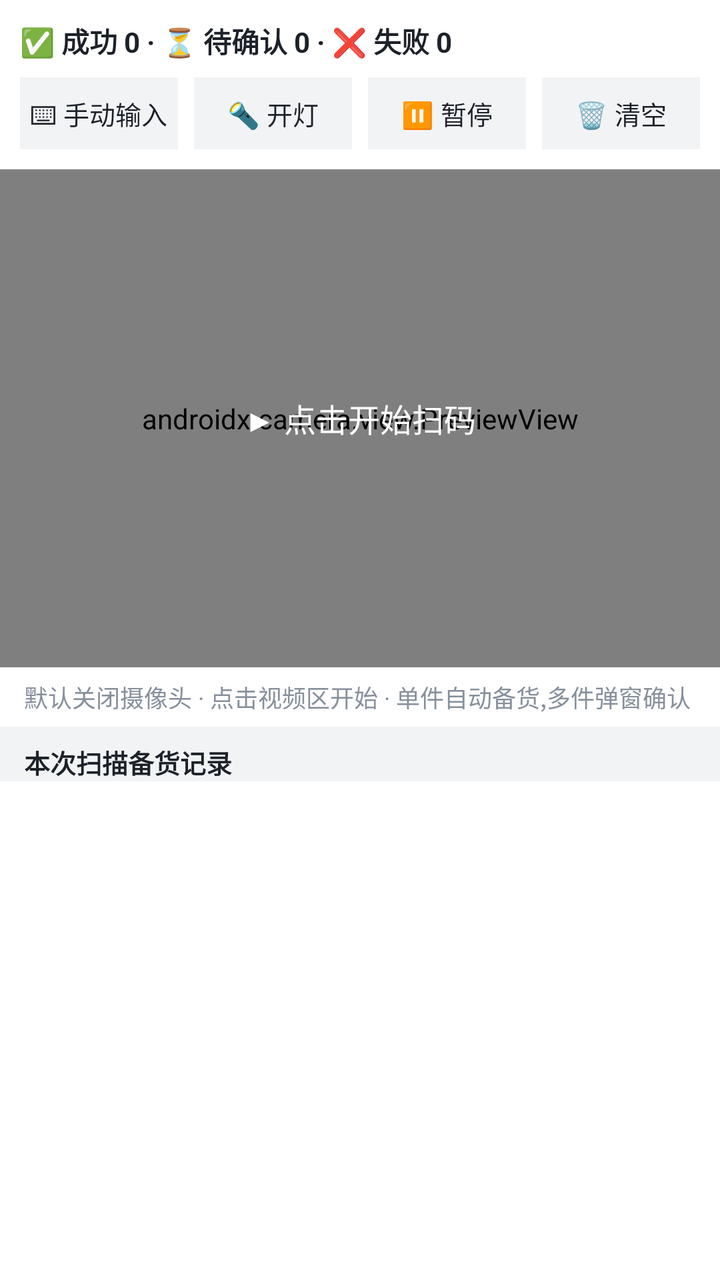
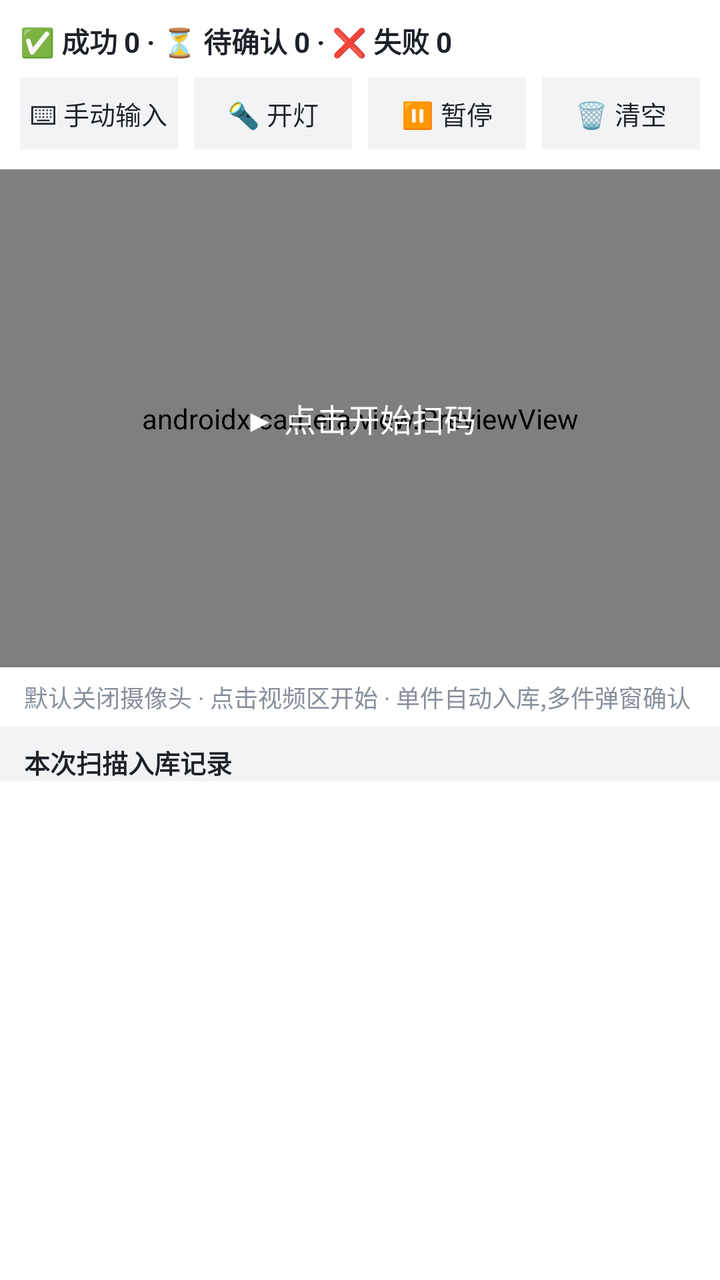

Before-and-after screenshots of an Android layout around one commit, followed by the original layout XML and the change that was made.
<!-- AndroidManifest.xml: application theme AppTheme -->
<!-- res/layout/fragment_stock_scan.xml -->
<?xml version="1.0" encoding="utf-8"?>
<LinearLayout xmlns:android="http://schemas.android.com/apk/res/android"
    android:layout_width="match_parent"
    android:layout_height="match_parent"
    android:orientation="vertical"
    android:keepScreenOn="true"
    android:background="#f2f3f5">

    
    <LinearLayout
        android:layout_width="match_parent"
        android:layout_height="wrap_content"
        android:orientation="vertical"
        android:background="#ffffff"
        android:padding="10dp">

        <TextView
            android:id="@+id/statsText"
            android:layout_width="match_parent"
            android:layout_height="wrap_content"
            android:text="✅ 成功 0 · ⏳ 待确认 0 · ❌ 失败 0"
            android:textColor="@color/text_primary"
            android:textSize="14sp"
            android:textStyle="bold" />

        <LinearLayout
            android:layout_width="match_parent"
            android:layout_height="wrap_content"
            android:orientation="horizontal"
            android:layout_marginTop="8dp">

            <TextView
                android:id="@+id/manualBtn"
                android:layout_width="0dp"
                android:layout_height="36dp"
                android:layout_weight="1"
                android:background="#f2f3f5"
                android:gravity="center"
                android:text="⌨ 手动输入"
                android:textColor="@color/text_primary"
                android:textSize="13sp" />

            <TextView
                android:id="@+id/torchBtn"
                android:layout_width="0dp"
                android:layout_height="36dp"
                android:layout_weight="1"
                android:layout_marginStart="8dp"
                android:background="#f2f3f5"
                android:gravity="center"
                android:text="🔦 开灯"
                android:textColor="@color/text_primary"
                android:textSize="13sp" />

            <TextView
                android:id="@+id/pauseBtn"
                android:layout_width="0dp"
                android:layout_height="36dp"
                android:layout_weight="1"
                android:layout_marginStart="8dp"
                android:background="#f2f3f5"
                android:gravity="center"
                android:text="⏸ 暂停"
                android:textColor="@color/text_primary"
                android:textSize="13sp" />

            <TextView
                android:id="@+id/clearBtn"
                android:layout_width="0dp"
                android:layout_height="36dp"
                android:layout_weight="1"
                android:layout_marginStart="8dp"
                android:background="#f2f3f5"
                android:gravity="center"
                android:text="🗑 清空"
                android:textColor="@color/text_primary"
                android:textSize="13sp" />
        </LinearLayout>
    </LinearLayout>

    
    <FrameLayout
        android:layout_width="match_parent"
        android:layout_height="0dp"
        android:layout_weight="1"
        android:background="#1d2129">

        <androidx.camera.view.PreviewView
            android:id="@+id/previewView"
            android:layout_width="match_parent"
            android:layout_height="match_parent" />

        <TextView
            android:id="@+id/startOverlay"
            android:layout_width="wrap_content"
            android:layout_height="wrap_content"
            android:layout_gravity="center"
            android:clickable="true"
            android:focusable="true"
            android:gravity="center"
            android:paddingHorizontal="24dp"
            android:paddingVertical="12dp"
            android:text="▶ 点击开始扫码"
            android:textColor="#FFFFFF"
            android:textSize="16sp"
            android:visibility="visible" />

        
        <TextView
            android:id="@+id/scanHint"
            android:layout_width="wrap_content"
            android:layout_height="wrap_content"
            android:layout_gravity="top|center_horizontal"
            android:layout_marginTop="16dp"
            android:gravity="center"
            android:paddingHorizontal="16dp"
            android:paddingVertical="8dp"
            android:textColor="#FFFFFF"
            android:textSize="14sp"
            android:visibility="gone" />
    </FrameLayout>

    
    <TextView
        android:layout_width="match_parent"
        android:layout_height="wrap_content"
        android:background="#ffffff"
        android:paddingHorizontal="12dp"
        android:paddingVertical="6dp"
        android:text="默认关闭摄像头 · 点击视频区开始 · 单件自动备货,多件弹窗确认"
        android:textColor="@color/text_muted"
        android:textSize="12sp" />

    
    <TextView
        android:layout_width="match_parent"
        android:layout_height="wrap_content"
        android:paddingHorizontal="12dp"
        android:paddingTop="8dp"
        android:text="本次扫描备货记录"
        android:textColor="@color/text_primary"
        android:textSize="13sp"
        android:textStyle="bold" />

    <ScrollView
        android:id="@+id/recordScroll"
        android:layout_width="match_parent"
        android:layout_height="0dp"
        android:layout_weight="1"
        android:background="#ffffff"
        android:fillViewport="true">
        <LinearLayout
            android:id="@+id/recordList"
            android:layout_width="match_parent"
            android:layout_height="wrap_content"
            android:orientation="vertical"
            android:paddingHorizontal="12dp" />
    </ScrollView>
</LinearLayout>
<!-- resources referenced by this layout -->
<resources>
  <color name="text_muted">#86909c</color>
  <color name="text_primary">#1d2129</color>
  <style name="AppTheme" parent="android:Theme.Material.Light.NoActionBar">
          <item name="android:statusBarColor">#165dff</item>
          <item name="android:navigationBarColor">#ffffff</item>
          <item name="android:windowBackground">#f2f3f5</item>
      </style>
</resources>

<!-- the commit's change to res/layout/fragment_stock_scan.xml (unified diff, before → after) -->
@@ -127,7 +127,7 @@
         android:background="#ffffff"
         android:paddingHorizontal="12dp"
         android:paddingVertical="6dp"
-        android:text="默认关闭摄像头 · 点击视频区开始 · 单件自动备货,多件弹窗确认"
+        android:text="默认关闭摄像头 · 点击视频区开始 · 单件自动入库,多件弹窗确认"
         android:textColor="@color/text_muted"
         android:textSize="12sp" />
 
@@ -137,7 +137,7 @@
         android:layout_height="wrap_content"
         android:paddingHorizontal="12dp"
         android:paddingTop="8dp"
-        android:text="本次扫描备货记录"
+        android:text="本次扫描入库记录"
         android:textColor="@color/text_primary"
         android:textSize="13sp"
         android:textStyle="bold" />
